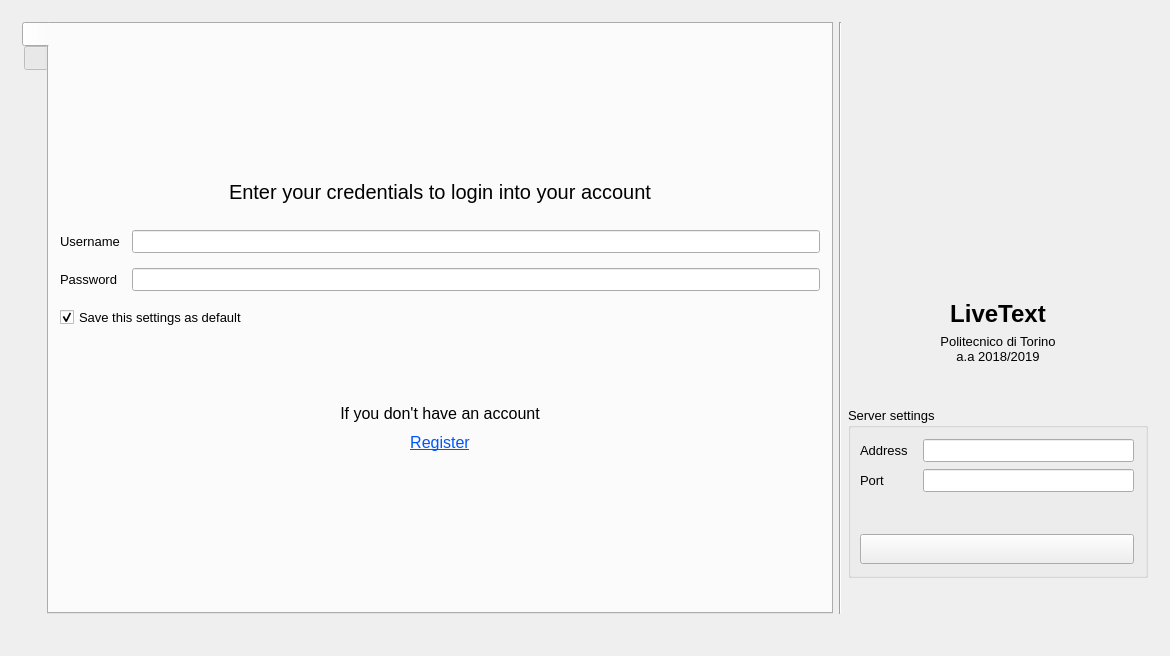
This is textedit/landingpage.ui in pgallo725/livetext-pds as Qt 5 draws it before an edit. The edited form follows.
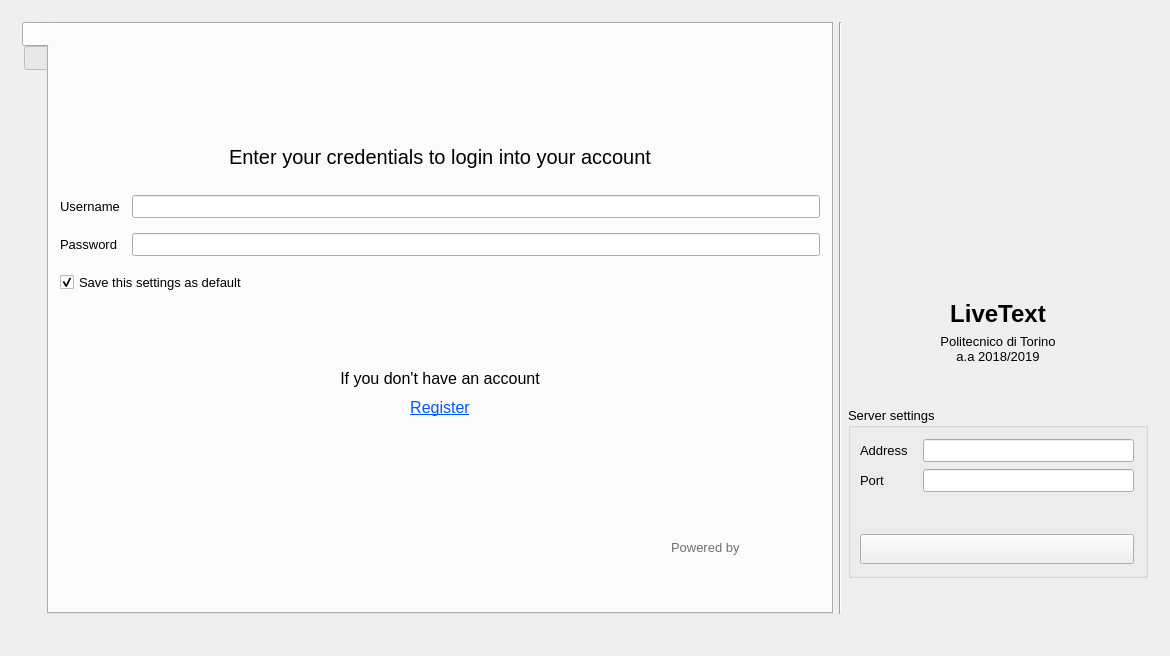
This is the edited form. The open tabs and pages were chosen to show the change.

Diff of the .ui file:
```diff
--- a/textedit/landingpage.ui
+++ b/textedit/landingpage.ui
@@ -334,6 +334,138 @@
               </property>
              </spacer>
             </item>
+            <item>
+             <layout class="QVBoxLayout" name="verticalLayout_2">
+              <property name="spacing">
+               <number>4</number>
+              </property>
+              <property name="topMargin">
+               <number>0</number>
+              </property>
+              <item>
+               <layout class="QHBoxLayout" name="horizontalLayout_12">
+                <property name="topMargin">
+                 <number>0</number>
+                </property>
+                <item alignment="Qt::AlignRight">
+                 <widget class="QLabel" name="label_10">
+                  <property name="palette">
+                   <palette>
+                    <active>
+                     <colorrole role="WindowText">
+                      <brush brushstyle="SolidPattern">
+                       <color alpha="255">
+                        <red>112</red>
+                        <green>112</green>
+                        <blue>112</blue>
+                       </color>
+                      </brush>
+                     </colorrole>
+                    </active>
+                    <inactive>
+                     <colorrole role="WindowText">
+                      <brush brushstyle="SolidPattern">
+                       <color alpha="255">
+                        <red>112</red>
+                        <green>112</green>
+                        <blue>112</blue>
+                       </color>
+                      </brush>
+                     </colorrole>
+                    </inactive>
+                    <disabled>
+                     <colorrole role="WindowText">
+                      <brush brushstyle="SolidPattern">
+                       <color alpha="255">
+                        <red>120</red>
+                        <green>120</green>
+                        <blue>120</blue>
+                       </color>
+                      </brush>
+                     </colorrole>
+                    </disabled>
+                   </palette>
+                  </property>
+                  <property name="text">
+                   <string>Powered by</string>
+                  </property>
+                 </widget>
+                </item>
+                <item>
+                 <spacer name="horizontalSpacer_4">
+                  <property name="orientation">
+                   <enum>Qt::Horizontal</enum>
+                  </property>
+                  <property name="sizeType">
+                   <enum>QSizePolicy::Fixed</enum>
+                  </property>
+                  <property name="sizeHint" stdset="0">
+                   <size>
+                    <width>80</width>
+                    <height>20</height>
+                   </size>
+                  </property>
+                 </spacer>
+                </item>
+               </layout>
+              </item>
+              <item>
+               <layout class="QHBoxLayout" name="horizontalLayout_11">
+                <property name="spacing">
+                 <number>4</number>
+                </property>
+                <property name="topMargin">
+                 <number>0</number>
+                </property>
+                <item>
+                 <spacer name="horizontalSpacer_3">
+                  <property name="orientation">
+                   <enum>Qt::Horizontal</enum>
+                  </property>
+                  <property name="sizeHint" stdset="0">
+                   <size>
+                    <width>40</width>
+                    <height>20</height>
+                   </size>
+                  </property>
+                 </spacer>
+                </item>
+                <item>
+                 <widget class="QLabel" name="label_qtlogo">
+                  <property name="minimumSize">
+                   <size>
+                    <width>40</width>
+                    <height>40</height>
+                   </size>
+                  </property>
+                  <property name="maximumSize">
+                   <size>
+                    <width>16777215</width>
+                    <height>16777215</height>
+                   </size>
+                  </property>
+                  <property name="text">
+                   <string/>
+                  </property>
+                 </widget>
+                </item>
+                <item>
+                 <widget class="QLabel" name="label_ssllogo">
+                  <property name="minimumSize">
+                   <size>
+                    <width>100</width>
+                    <height>40</height>
+                   </size>
+                  </property>
+                  <property name="text">
+                   <string/>
+                  </property>
+                 </widget>
+                </item>
+               </layout>
+              </item>
+             </layout>
+            </item>
            </layout>
           </widget>
           <widget class="QWidget" name="tab_2">
```
Left out of the diff: 6 changed lines with no effect on the pictures.
